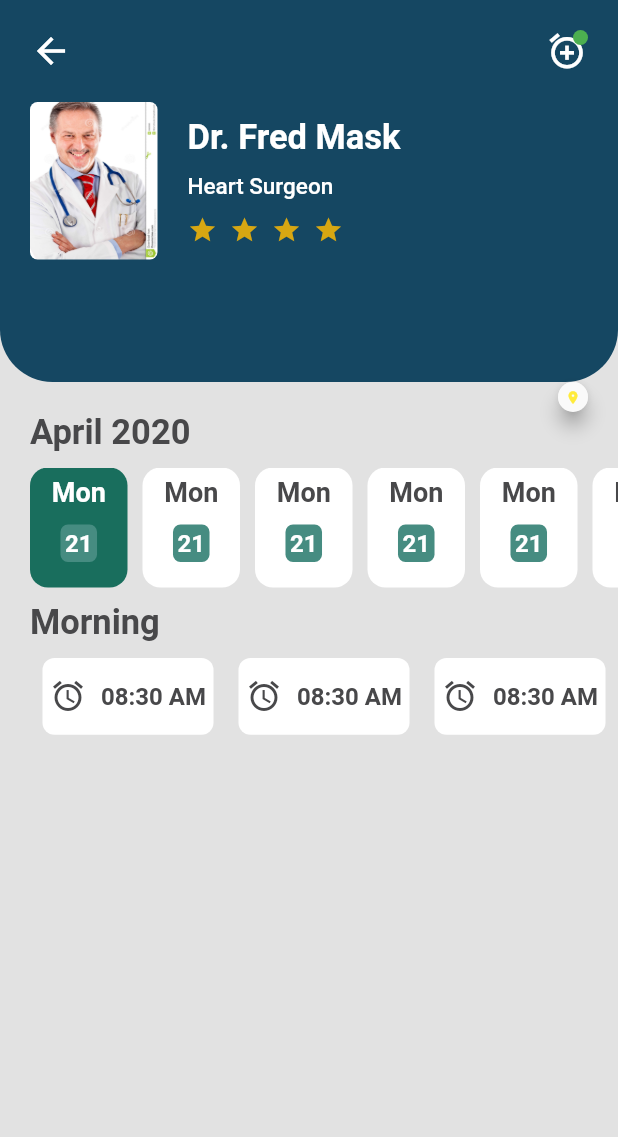
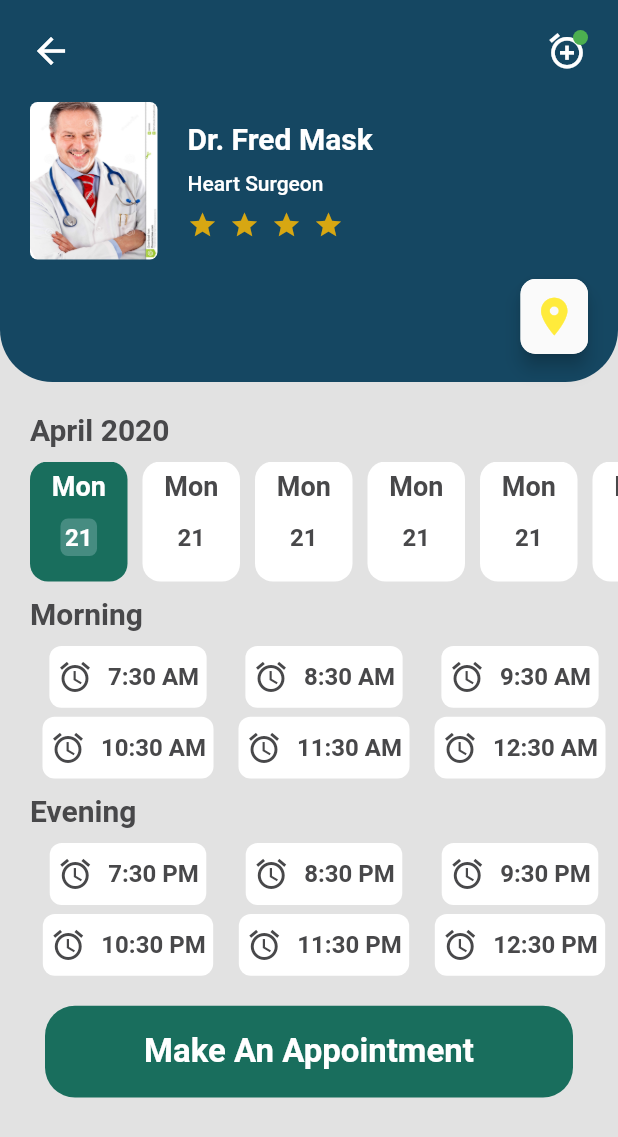
Before and after one commit to amrel7afy/cis_task1, a Flutter app: the screen it shows after launch, after a tap on "Fred Mask", on a phone screen of 412 x 824 dp. Shown: the top 1137 px of the screen. Run offline on Flutter 3.47's test engine with Material 2 defaults, Android fonts, the phone set to English and light mode, and no system bars; network calls fail.

Commit message:
complete profile screen

```diff
--- a/lib/main.dart
+++ b/lib/main.dart
@@ -28,7 +28,7 @@ class _MyAppState extends State<MyApp> {
           ),
           textTheme: TextTheme(
               bodyText1: TextStyle(
-                fontSize: 23,fontWeight: FontWeight.bold,
+                fontSize: 20,fontWeight: FontWeight.bold,
             color: Color(0xff48484A),
           )),
           scaffoldBackgroundColor: Color(0xFF143E54),
--- a/lib/screens/profile.dart
+++ b/lib/screens/profile.dart
@@ -1,3 +1,5 @@
+import 'dart:math';
+
 import 'package:cis_task_1/constants.dart';
 import 'package:cis_task_1/shared/reusabe_components.dart';
 import 'package:flutter/cupertino.dart';
@@ -13,8 +15,18 @@ class DoctorProfile extends StatefulWidget {
 }
 
 class _DoctorProfileState extends State<DoctorProfile> {
-  @override
-  Widget build(BuildContext context) {
+  List<Widget>timeDataBuilder=[];
+  void getTime(){
+    for(int i =0;i<time.length;i++){
+      String currentTime=time[i];
+      Widget newItem= buildPickTimeCard(numberColor: kPrimaryColor,
+          containerColor:Colors.white,
+          context: context,
+        time:currentTime
+      );
+      timeDataBuilder.add(newItem);
+    }
+  }
   int currentIndex=0;
 
   void selectItem(index){
@@ -22,10 +34,10 @@ class _DoctorProfileState extends State<DoctorProfile> {
       currentIndex=index;
     });
   }
-
   //Status selected=Status.inactive;
   // List<int>dayNumber=[0,1,2,3,4,5,6,7,8,9];
-     List<String>time=[
+  List<String>time=
+  [
     '7:30 AM',
     '8:30 AM',
     '9:30 AM',
@@ -37,17 +49,21 @@ class _DoctorProfileState extends State<DoctorProfile> {
     '9:30 PM',
     '10:30 PM',
     '11:30 PM',
-       '12:30 PM',
-     ];
-     String pickedTime=time[0];
+    '12:30 PM',];
+  String pickedTime;
   bool activeColor = true;
+  @override
+  Widget build(BuildContext context) {
+   pickedTime=time[0];
     return Scaffold(
       backgroundColor: Color(0xffE2E2E2),
       body: SafeArea(
         child: Column(
           crossAxisAlignment: CrossAxisAlignment.start,
           children: [
-            Container(
+           Stack(
+             alignment: AlignmentDirectional.bottomEnd,
+             children: [ Container(
                padding: EdgeInsets.all(20),
                decoration: BoxDecoration(
                    color: Color(0xff154762),
@@ -107,7 +123,7 @@ class _DoctorProfileState extends State<DoctorProfile> {
                              'Dr. Fred Mask',
                              style: TextStyle(
                                  color: Colors.white,
-                                fontSize: 23,
+                                 fontSize: 20,
                                  fontWeight: FontWeight.bold),
                            ),
                            SizedBox(
@@ -117,7 +133,7 @@ class _DoctorProfileState extends State<DoctorProfile> {
                              'Heart Surgeon',
                              style: TextStyle(
                                  color: Colors.white,
-                                fontSize: 15,
+                                 fontSize: 14,
                                  fontWeight: FontWeight.w500),
                            ),
                            SizedBox(
@@ -163,21 +179,18 @@ class _DoctorProfileState extends State<DoctorProfile> {
                        )
                      ],
                    ),
+
                  ],
                ),
              ),
-            Expanded(
-                child: Container(
-              padding: EdgeInsets.only(left: 20),
-              child: Column(
-                crossAxisAlignment: CrossAxisAlignment.start,
-                children: [
-                  Row(
+               Positioned(
+                 top: MediaQuery.of(context).size.height/4-20,
+                 child: Row(
                  mainAxisAlignment: MainAxisAlignment.end,
                  children: [
                    Container(
-                        width: 20,
-                        height: 20,
+                     width: 45,
+                     height: 50,
                      decoration: BoxDecoration(
                          color: Colors.white,
                          borderRadius: BorderRadius.circular(10)),
@@ -187,7 +200,7 @@ class _DoctorProfileState extends State<DoctorProfile> {
                        child: Center(
                          child: Icon(
                            Icons.location_on,
-                              size: 10,
+                           size: 30,
                            color: Colors.yellow,
                          ),
                        ),
@@ -197,7 +210,17 @@ class _DoctorProfileState extends State<DoctorProfile> {
                      width: 20,
                    ),
                  ],
+               ),)
+             ],
            ),
+            SizedBox(height: 20,),
+            Expanded(
+                child: Container(
+              padding: EdgeInsets.only(left: 20),
+              child: Column(
+                crossAxisAlignment: CrossAxisAlignment.start,
+                children: [
+
                   Text(
                     'April 2020',
                     style: Theme.of(context).textTheme.bodyText1,
@@ -212,9 +235,6 @@ class _DoctorProfileState extends State<DoctorProfile> {
                         return GestureDetector(
                             onTap: () {
                                 selectItem(index);
-                                setState(() {
-
-                                });
                             },
                             child: buildPickDayCard(
                                 containerColor:currentIndex==index
@@ -223,10 +243,10 @@ class _DoctorProfileState extends State<DoctorProfile> {
                                 dayColor: currentIndex==index
                                     ? kDayActiveColor
                                     : kDayInactiveColor,
-                                numberColor: activeColor == true
+                                numberColor: currentIndex==index
                                     ? kNumberActiveColor
                                     : kNumberInactiveColor,
-                                containerNumberColor: activeColor == true
+                                containerNumberColor: currentIndex==index
                                     ? kContainerNumberActiveColor
                                     : kContainerNumberInactiveColor)
                         );
@@ -254,21 +274,68 @@ class _DoctorProfileState extends State<DoctorProfile> {
                       Row(
                         mainAxisAlignment: MainAxisAlignment.spaceAround,
                         children: [
-                          buildPickTimeCard(numberColor: kPrimaryColor, containerColor:Colors.white ,context: context),
-                          buildPickTimeCard(numberColor: kPrimaryColor, containerColor:Colors.white ,context: context),
-                          buildPickTimeCard(numberColor: kPrimaryColor, containerColor:Colors.white ,context: context),
+                          buildPickTimeCard(numberColor: kPrimaryColor, time: time[0],containerColor:Colors.white ,context: context),
+                          buildPickTimeCard(numberColor: kPrimaryColor, time: time[1],containerColor:Colors.white ,context: context),
+                          buildPickTimeCard(numberColor: kPrimaryColor, time: time[2],containerColor:Colors.white ,context: context),
                         ],
                       ),
-                      SizedBox(height: 4,),
+                      SizedBox(height: 6,),
                       Row(
                         mainAxisAlignment: MainAxisAlignment.spaceAround,
                         children: [
-                          // buildPickTimeCard(context),
-                          // buildPickTimeCard(context),
-                          // buildPickTimeCard(context),
+                          buildPickTimeCard(numberColor: kPrimaryColor, time: time[3],containerColor:Colors.white ,context: context),
+                          buildPickTimeCard(numberColor: kPrimaryColor, time: time[4],containerColor:Colors.white ,context: context),
+                          buildPickTimeCard(numberColor: kPrimaryColor, time: time[5],containerColor:Colors.white ,context: context),
                         ],
                       ),
                     ],
+                  ),
+                  SizedBox(
+                    height: 10,
+                  ),
+                  Text(
+                    'Evening',
+                    style: Theme.of(context).textTheme.bodyText1,
+                  ),
+                  SizedBox(
+                    height: 10,
+                  ),
+                  Column(
+                    children: [
+                      Row(
+                        mainAxisAlignment: MainAxisAlignment.spaceAround,
+                        children: [
+                          buildPickTimeCard(numberColor: kPrimaryColor, time: time[6],containerColor:Colors.white ,context: context),
+                          buildPickTimeCard(numberColor: kPrimaryColor, time: time[7],containerColor:Colors.white ,context: context),
+                          buildPickTimeCard(numberColor: kPrimaryColor, time: time[8],containerColor:Colors.white ,context: context),
+                        ],
+                      ),
+                      SizedBox(height: 6,),
+                      Row(
+                        mainAxisAlignment: MainAxisAlignment.spaceAround,
+                        children: [
+                          buildPickTimeCard(numberColor: kPrimaryColor, time: time[9],containerColor:Colors.white ,context: context),
+                          buildPickTimeCard(numberColor: kPrimaryColor, time: time[10],containerColor:Colors.white ,context: context),
+                          buildPickTimeCard(numberColor: kPrimaryColor, time: time[11],containerColor:Colors.white ,context: context),
+                        ],
+                      ),
+
+                    ],
+                  ),
+                  Container(
+
+                    height: MediaQuery.of(context).size.height/20+20,
+                    width: double.infinity,
+
+                    margin: EdgeInsets.only(right: 30,top: 20,left: 10,),
+                    decoration: BoxDecoration(
+                      color: kContainerActiveColor,
+                      borderRadius: BorderRadius.circular(20)
+                    ),
+                    child: Center(child: Text('Make An Appointment',style:  TextStyle(
+                        color: Colors.white,
+                        fontSize: 22,
+                        fontWeight: FontWeight.w600),),),
                   )
                 ],
               ),
--- a/lib/shared/reusabe_components.dart
+++ b/lib/shared/reusabe_components.dart
@@ -183,11 +183,12 @@ Widget buildPickTimeCard({
   context,
   @required Color numberColor,
   @required Color containerColor,
+  @required String time
 
 })
 {
   return Container(
-    height: MediaQuery.of(context).size.height/20+10,
+    height: MediaQuery.of(context).size.height/20,
     decoration: BoxDecoration(
        color: containerColor,
       borderRadius: BorderRadius.circular(8)
@@ -202,7 +203,7 @@ Widget buildPickTimeCard({
           ),
         ),Padding(
           padding: const EdgeInsets.all(5),
-          child: Text('08:30 AM',style: TextStyle(color:kNumberInactiveColor
+          child: Text(time,style: TextStyle(color:kNumberInactiveColor
               ,fontSize: 16,fontWeight: FontWeight.w600),),
         )
       ],
```
Lines whose indentation alone changed are shown as unchanged.
